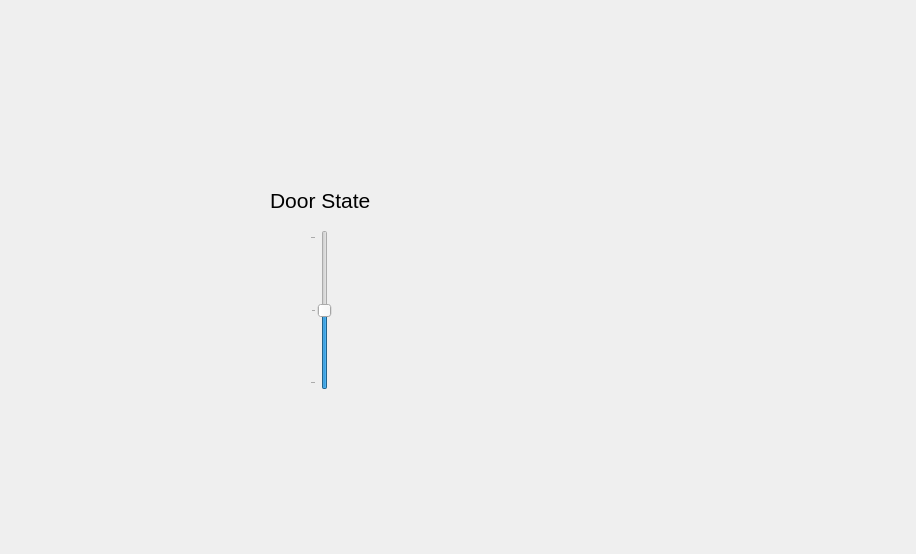
Before: the Qt Designer form Program/MagAlarm/mainwindow.ui in sebnor31/MagAlarm, drawn with Qt 5.
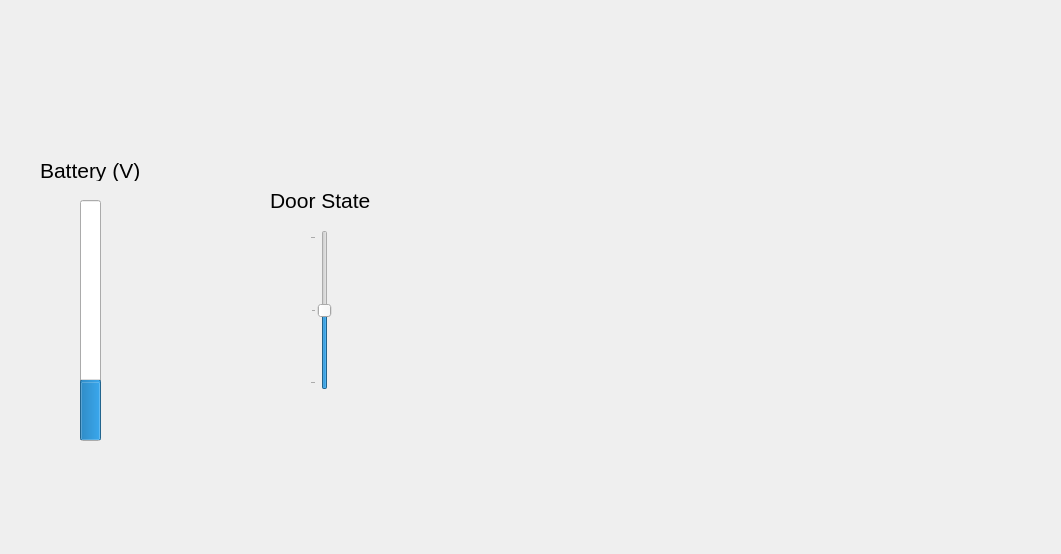
After: the same form once the commit is applied. Custom widgets are drawn as their Qt base class.

Commit message: Display Battery percentage as a Progress Bar

```diff
--- a/Program/MagAlarm/mainwindow.ui
+++ b/Program/MagAlarm/mainwindow.ui
@@ -6,7 +6,7 @@
    <rect>
     <x>0</x>
     <y>0</y>
-    <width>916</width>
+    <width>1061</width>
     <height>554</height>
    </rect>
   </property>
@@ -54,9 +54,64 @@
      <string>Door State</string>
     </property>
    </widget>
+   <widget class="QCustomPlot" name="sensorPlot" native="true">
+    <property name="geometry">
+     <rect>
+      <x>460</x>
+      <y>80</y>
+      <width>551</width>
+      <height>381</height>
+     </rect>
+    </property>
+    <property name="autoFillBackground">
+     <bool>true</bool>
+    </property>
+   </widget>
+   <widget class="QProgressBar" name="batteryLevel">
+    <property name="geometry">
+     <rect>
+      <x>80</x>
+      <y>200</y>
+      <width>21</width>
+      <height>241</height>
+     </rect>
+    </property>
+    <property name="value">
+     <number>24</number>
+    </property>
+    <property name="orientation">
+     <enum>Qt::Vertical</enum>
+    </property>
+   </widget>
+   <widget class="QLabel" name="batteryLevelLabel">
+    <property name="geometry">
+     <rect>
+      <x>40</x>
+      <y>160</y>
+      <width>111</width>
+      <height>21</height>
+     </rect>
+    </property>
+    <property name="font">
+     <font>
+      <pointsize>16</pointsize>
+     </font>
+    </property>
+    <property name="text">
+     <string>Battery (V)</string>
+    </property>
+   </widget>
   </widget>
  </widget>
  <layoutdefault spacing="6" margin="11"/>
+ <customwidgets>
+  <customwidget>
+   <class>QCustomPlot</class>
+   <extends>QWidget</extends>
+   <header>qcustomplot.h</header>
+   <container>1</container>
+  </customwidget>
+ </customwidgets>
  <resources/>
  <connections/>
 </ui>
```
The commit also changes 8 other files.
